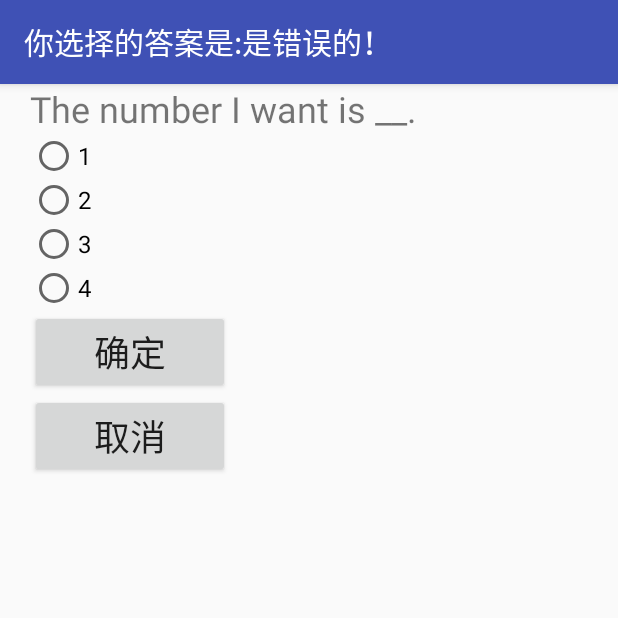
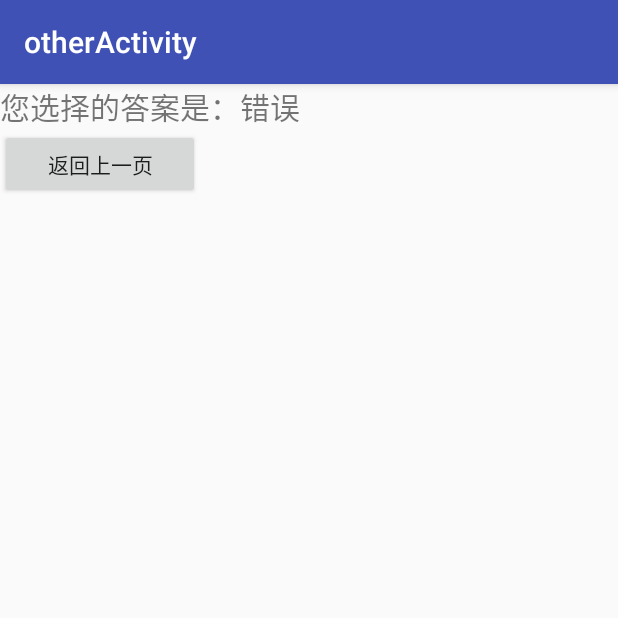
Before and after one commit to XiaomanLin/Android-Study, an Android app: the screen it shows after launch (MainActivity before the commit, otherActivity after it), after a tap on "确定", on a phone screen of 412 x 824 dp, the top half of it. Run offline under Robolectric (Android 15) with nearby library versions, the phone set to English and light mode, and no system bars.

Commit message:
MyxmlDesign3

```diff
--- a/MyxmlDesign/app/src/main/java/com/example/myxmldesign1/MainActivity.java
+++ b/MyxmlDesign/app/src/main/java/com/example/myxmldesign1/MainActivity.java
@@ -1,5 +1,6 @@
 package com.example.myxmldesign1;
 
+import android.content.Intent;
 import android.support.v7.app.AppCompatActivity;
 import android.os.Bundle;
 import android.view.View;
@@ -14,7 +15,7 @@ public class MainActivity extends AppCompatActivity {
     RadioButton r3 = null;
     RadioButton r4 = null;
     RadioGroup radioGroup = null;
-    RadioButton currentRadioButton = null;
+ //   RadioButton currentRadioButton = null;
 
     @Override
     public void onCreate(Bundle savedInstanceState) {
@@ -28,7 +29,7 @@ public class MainActivity extends AppCompatActivity {
         r4 = (RadioButton) findViewById(R.id.r4);
         r1.setClickable(true);
         // 监听单选按钮
-        radioGroup.setOnCheckedChangeListener(mChangeRadio);
+       // radioGroup.setOnCheckedChangeListener(mChangeRadio);
         Button botton1 =(Button)findViewById(R.id.sure);
         Button botton2 =(Button)findViewById(R.id.cancel);
         botton1.setOnClickListener(new botton1());//为button设置监听事件
@@ -37,11 +38,27 @@ public class MainActivity extends AppCompatActivity {
     class botton1 implements OnClickListener {
         @Override
         public void onClick(View v) {
-            if (currentRadioButton.getText().equals("2")) {
-                setTitle("你选择的答案是：是正确的！");
-            } else {
-                setTitle("你选择的答案是:是错误的！");
+//            if (currentRadioButton.getText().equals("2")) {
+//                setTitle("你选择的答案是：是正确的！");
+//            } else {
+//                setTitle("你选择的答案是:是错误的！");
+//            }
+            String ans = "";
+            if (r1.isChecked()){
+                ans = "1";
+            } else if (r2.isChecked()){
+                ans = "2";
+            } else if (r3.isChecked()){
+                ans = "3";
+            } else if (r4.isChecked()){
+                ans = "4";
             }
+            Intent intent = new Intent();
+            intent.setClass(MainActivity.this, otherActivity.class);
+            Bundle bundle = new Bundle();
+            bundle.putString("ans", ans);
+            intent.putExtras(bundle);
+            MainActivity.this.startActivity(intent);
         }
     }
     class botton2 implements OnClickListener {
@@ -57,19 +74,33 @@ public class MainActivity extends AppCompatActivity {
             setTitle("");
         }
     }
-    private RadioGroup.OnCheckedChangeListener mChangeRadio = new RadioGroup.OnCheckedChangeListener() {
-        @Override
-        public void onCheckedChanged(RadioGroup group, int checkedId) {
-            if (checkedId == r1.getId()) {
-                // 获得按钮的名称
-                currentRadioButton = r1;
-            } else if (checkedId == r2.getId()) {
-                currentRadioButton = r2;
-            } else if (checkedId == r3.getId()) {
-                currentRadioButton = r3;
-            } else if (checkedId == r4.getId()) {
-                currentRadioButton = r4;
-            }
+//    private RadioGroup.OnCheckedChangeListener mChangeRadio = new RadioGroup.OnCheckedChangeListener() {
+//        @Override
+//        public void onCheckedChanged(RadioGroup group, int checkedId) {
+//            if (checkedId == r1.getId()) {
+//                // 获得按钮的名称
+//                currentRadioButton = r1;
+//            } else if (checkedId == r2.getId()) {
+//                currentRadioButton = r2;
+//            } else if (checkedId == r3.getId()) {
+//                currentRadioButton = r3;
+//            } else if (checkedId == r4.getId()) {
+//                currentRadioButton = r4;
+//            }
+//        }
+//    };
+    protected void onActivityResult(int requestCode, int resultCode, Intent data){
+        // TODO Auto-generated method stub
+        super.onActivityResult(requestCode, resultCode, data);
+        switch (resultCode) {
+            case RESULT_OK:
+/* 取得来自Activity2 的数据，并显示于画面上 */
+                Bundle bunde = data.getExtras();
+                String ans = bunde.getString("ans");
+
+                break;
+            default:
+                break;
         }
-    };
+    }
 }
--- /dev/null
+++ b/MyxmlDesign/app/src/main/java/com/example/myxmldesign1/otherActivity.java
@@ -0,0 +1,43 @@
+package com.example.myxmldesign1;
+
+import android.support.v7.app.AppCompatActivity;
+import android.content.Intent;
+import android.os.Bundle;
+import android.widget.Button;
+import android.widget.TextView;
+import android.view.View;
+
+
+public class otherActivity extends MainActivity{
+    private Intent intent;
+    private Bundle bundle;
+
+    @Override
+    public void onCreate(Bundle savedInstanceState){
+        //TODO Auto-generated method stub
+        super.onCreate(savedInstanceState);
+        setContentView(R.layout.other);
+        Bundle bundle = this.getIntent().getExtras();
+        String ans = bundle.getString("ans");
+        String sexText = "";
+        if (ans.equals("2")){
+            sexText = "正确";
+        } else {
+            sexText = "错误";
+        }
+        TextView tv1 = (TextView) findViewById(R.id.text1);
+        tv1.setText("您选择的答案是：" + sexText);
+        Button button_back = (Button) findViewById(R.id.button_back);
+        button_back.setOnClickListener(new Button.OnClickListener()
+        {
+            @Override
+            public void onClick (View v){
+            // TODO Auto-generated method stub
+			/* 返回result 回上一个activity */
+            otherActivity.this.setResult(RESULT_OK, intent);
+			/* 结束这个activity */
+            otherActivity.this.finish();
+        }
+        });
+    }
+}
--- /dev/null
+++ b/MyxmlDesign/app/src/main/res/layout/other.xml
@@ -0,0 +1,22 @@
+<?xml version="1.0" encoding="utf-8"?>
+<LinearLayout xmlns:android="http://schemas.android.com/apk/res/android"
+    android:orientation="vertical"
+    android:layout_width="fill_parent"
+    android:layout_height="fill_parent">
+
+    <TextView
+        android:id="@+id/text1"
+        android:layout_width="wrap_content"
+        android:layout_height="wrap_content"
+        android:textSize="20sp"
+        android:layout_x="50px"
+        android:layout_y="72px"/>
+
+    <Button
+        android:text="返回上一页"
+        android:layout_width="200px"
+        android:layout_height="70px"
+        android:id="@+id/button_back"
+        android:layout_x="110px"
+        android:layout_y="180px"/>
+</LinearLayout>
```
